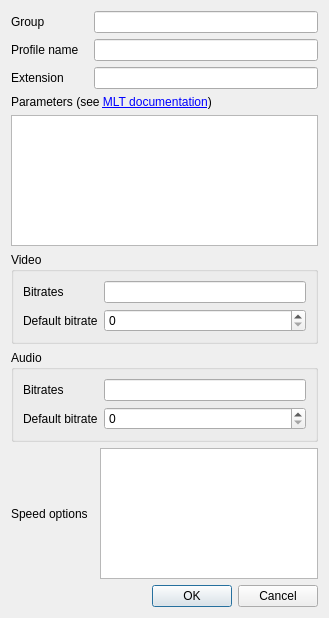
First picture: the form in src/ui/saveprofile_ui.ui, repository KDE/kdenlive, before the edit.
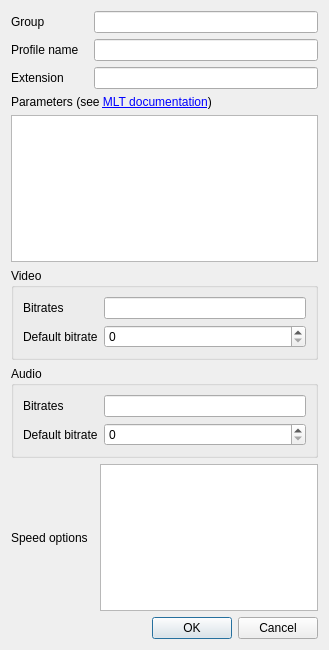
Second picture: the form after the edit.

Diff of the .ui file:
```diff
--- a/src/ui/saveprofile_ui.ui
+++ b/src/ui/saveprofile_ui.ui
@@ -7,7 +7,7 @@
     <x>0</x>
     <y>0</y>
     <width>329</width>
-    <height>618</height>
+    <height>650</height>
    </rect>
   </property>
   <property name="windowTitle">
```
Left out of the diff: 3 changed lines with no effect on the pictures.
